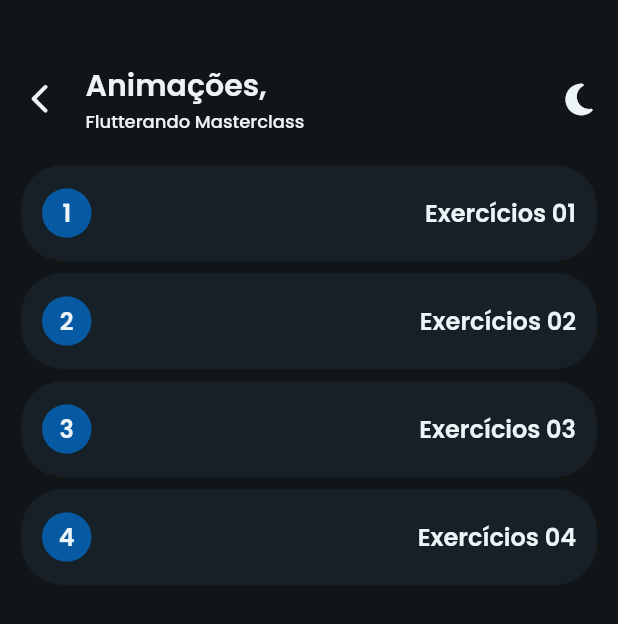
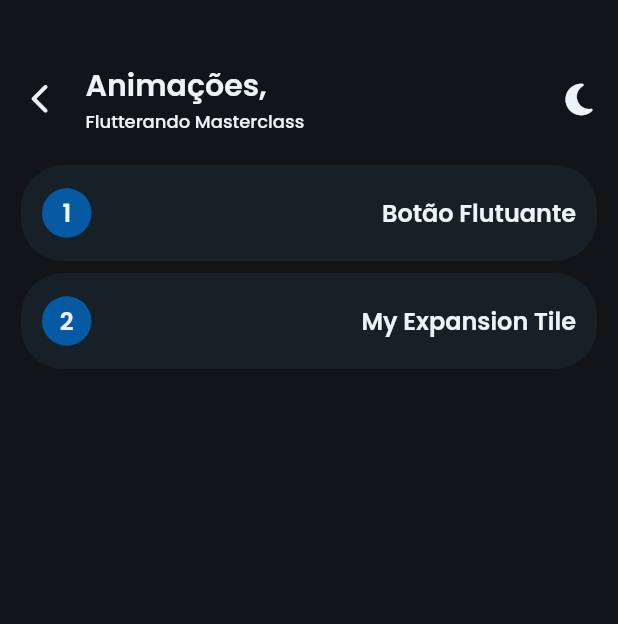
Before and after one commit to DarlanMichel/desafio_masterclass, a Flutter app: the AnimationsPage screen opened by its route, on a phone screen of 412 x 824 dp. Shown: the top 624 px of the screen. Run offline on Flutter 3.47's test engine with Material 2 defaults, Android fonts, the phone set to English and light mode, and no system bars; our stand-ins replace feather_icons, flutter_svg, font_awesome_flutter, google_fonts.

Commit message:
animations

```diff
--- a/lib/app/app.dart
+++ b/lib/app/app.dart
@@ -1,6 +1,8 @@
 import 'package:desafio_masterclass/app/modules/about/about_page.dart';
 import 'package:desafio_masterclass/app/modules/home/pages/animations/animations_page.dart';
 import 'package:desafio_masterclass/app/modules/home/home_page.dart';
+import 'package:desafio_masterclass/app/modules/home/pages/animations/pages/animation_1_page.dart';
+import 'package:desafio_masterclass/app/modules/home/pages/animations/pages/animation_2_page.dart';
 import 'package:desafio_masterclass/app/modules/home/pages/mockups/mockups_page.dart';
 import 'package:desafio_masterclass/app/modules/home/pages/mockups/pages/mockup_1_page.dart';
 import 'package:desafio_masterclass/app/modules/home/pages/mockups/pages/mockup_2_page.dart';
@@ -115,6 +117,8 @@ class AppState extends State<App> {
         '/': (context) => const SplashScreen(),
         '/home': (context) => const HomePage(),
         '/animations': (context) => const AnimationsPage(),
+        '/animation/1': (context) => const Animation1Page(),
+        '/animation/2': (context) => const Animation2Page(),
         '/mockups': (context) => const MockupsPage(),
         '/mockups/1': (context) => const Mockup1Page(),
         '/mockups/2': (context) => const Mockup2Page(),
--- a/lib/app/modules/about/about_page.dart
+++ b/lib/app/modules/about/about_page.dart
@@ -39,7 +39,7 @@ class AboutPage extends StatelessWidget {
               ),
               const SizedBox(height: 8),
               SizedBox(
-                width: MediaQuery.of(context).size.width,
+                width: MediaQuery.sizeOf(context).width,
                 height: 100,
                 child: ListView(
                   scrollDirection: Axis.horizontal,
--- a/lib/app/modules/about/components/about_card_widget.dart
+++ b/lib/app/modules/about/components/about_card_widget.dart
@@ -41,7 +41,7 @@ class AboutCardWidget extends StatelessWidget {
           ),
           const SizedBox(height: 13),
           Padding(
-            padding: const EdgeInsets.symmetric(horizontal: 23),
+            padding: const EdgeInsets.symmetric(horizontal: 12),
             child: Text(
               'Sou um desenvolvedor mobile, focado no Flutter e disposto a'
               ' aprender cada vez mais. Gosto de desafios que me façam'
--- a/lib/app/modules/home/components/card_widget.dart
+++ b/lib/app/modules/home/components/card_widget.dart
@@ -90,9 +90,9 @@ class CardWidget extends StatelessWidget {
               ),
             ],
           ),
-          const SizedBox(height: 37),
+          const SizedBox(height: 33),
           SizedBox(
-            height: 41,
+            height: 50,
             child: Text(
               description,
               style: Theme.of(context).textTheme.bodyLarge,
--- a/lib/app/modules/home/pages/animations/animations_page.dart
+++ b/lib/app/modules/home/pages/animations/animations_page.dart
@@ -18,11 +18,19 @@ class AnimationsPage extends StatelessWidget {
           right: 14,
           top: 20,
         ),
-        child: ListView.builder(
-          itemCount: 4,
-          itemBuilder: (context, i) {
-            return AnimationsTile(index: i);
-          },
+        child: Column(
+          children: [
+            AnimationsTile(
+              index: 1,
+              onTap: () => Navigator.pushNamed(context, '/animation/1'),
+              title: 'Botão Flutuante',
+            ),
+            AnimationsTile(
+              index: 2,
+              onTap: () => Navigator.pushNamed(context, '/animation/2'),
+              title: 'My Expansion Tile',
+            ),
+          ],
         ),
       ),
     );
--- a/lib/app/modules/home/pages/animations/components/animations_tile.dart
+++ b/lib/app/modules/home/pages/animations/components/animations_tile.dart
@@ -2,11 +2,21 @@ import 'package:flutter/material.dart';
 
 class AnimationsTile extends StatelessWidget {
   final int index;
-  const AnimationsTile({super.key, required this.index});
+  final Function() onTap;
+  final String title;
+  const AnimationsTile(
+      {super.key,
+      required this.index,
+      required this.onTap,
+      required this.title});
 
   @override
   Widget build(BuildContext context) {
-    return Container(
+    return InkWell(
+      overlayColor:
+          MaterialStateColor.resolveWith((states) => Colors.transparent),
+      onTap: onTap,
+      child: Container(
         margin: const EdgeInsets.only(bottom: 8),
         padding: const EdgeInsets.symmetric(horizontal: 14),
         width: double.infinity,
@@ -21,7 +31,7 @@ class AnimationsTile extends StatelessWidget {
               backgroundColor: Theme.of(context).primaryColor,
               radius: 16.5,
               child: Text(
-              (index + 1).toString(),
+                index.toString(),
                 style: Theme.of(context)
                     .textTheme
                     .displayMedium
@@ -30,11 +40,12 @@ class AnimationsTile extends StatelessWidget {
             ),
             const Expanded(child: SizedBox()),
             Text(
-            'Exercícios ${(index + 1).toString().padLeft(2, '0')}',
+              title,
               style: Theme.of(context).textTheme.displayMedium,
             )
           ],
         ),
+      ),
     );
   }
 }
--- a/lib/app/modules/home/pages/mockups/components/mockups_tile.dart
+++ b/lib/app/modules/home/pages/mockups/components/mockups_tile.dart
@@ -13,6 +13,7 @@ class MockupsTile extends StatelessWidget {
   @override
   Widget build(BuildContext context) {
     return InkWell(
+      overlayColor: MaterialStateColor.resolveWith((states) => Colors.transparent),
       onTap: onTap,
       child: Container(
         margin: const EdgeInsets.only(bottom: 8),
--- a/lib/app/modules/home/pages/mockups/pages/mockup_1_page.dart
+++ b/lib/app/modules/home/pages/mockups/pages/mockup_1_page.dart
@@ -14,8 +14,8 @@ class Mockup1Page extends StatelessWidget {
       ),
       body: SingleChildScrollView(
         child: Container(
-          height: MediaQuery.of(context).size.height,
-          width: MediaQuery.of(context).size.width,
+          height: MediaQuery.sizeOf(context).height,
+          width: MediaQuery.sizeOf(context).width,
           color: Colors.black,
           child: Column(
             children: [
@@ -130,7 +130,7 @@ class Mockup1Page extends StatelessWidget {
                   ],
                 ),
               ),
-              const SizedBox(height: 48),
+              const SizedBox(height: 47),
               RichText(
                 text: const TextSpan(
                   children: [
```
Also changed, not shown: lib/app/modules/about/components/about_habilities_tile_widget.dart (+4 -3 lines), lib/app/modules/home/pages/animations/pages/animation_1_page.dart (added, +52 -0 lines), lib/app/modules/home/pages/animations/pages/animation_2_page.dart (added, +31 -0 lines), lib/app/modules/home/pages/animations/pages/components/animation_tile.dart (added, +58 -0 lines), lib/app/modules/home/pages/mockups/pages/mockup_2_page.dart (+2 -5 lines). Lines whose indentation alone changed are shown as unchanged.
